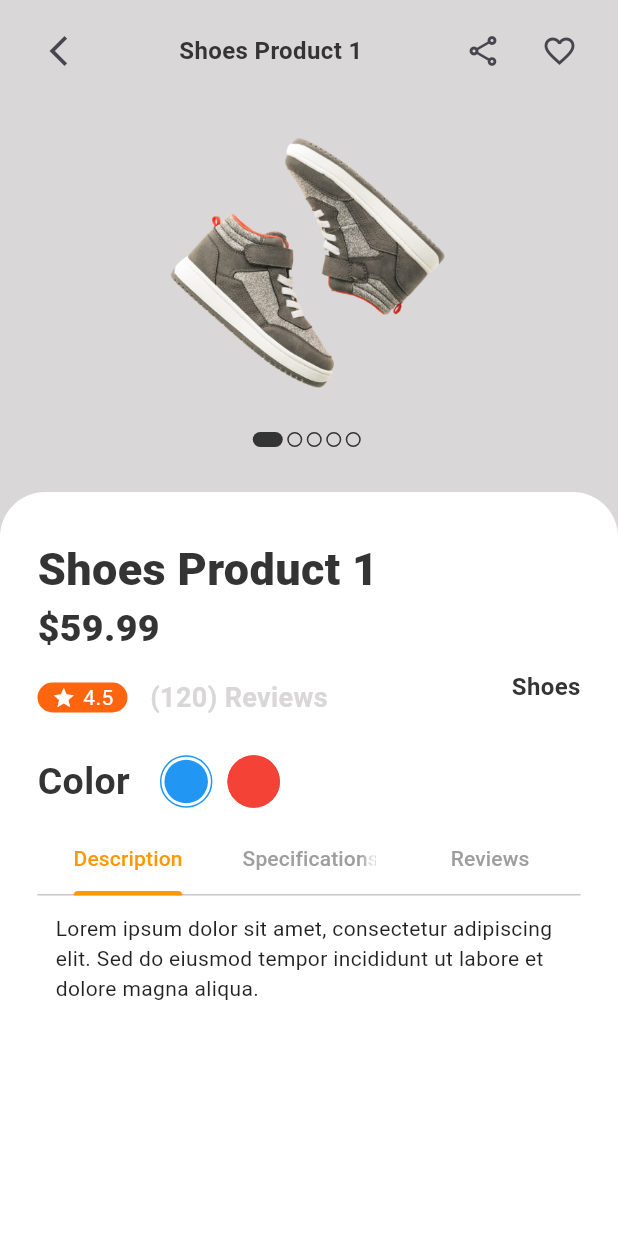
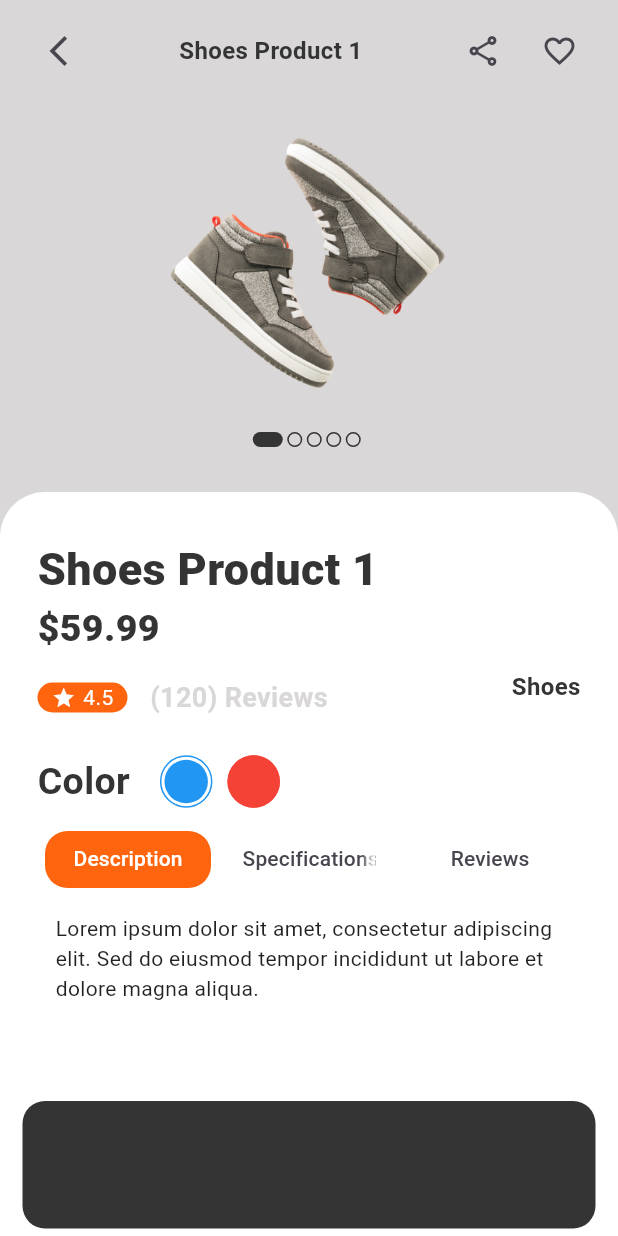
Before and after one commit to IBRHMHMDY/ecommerce_app_provider, a Flutter app: the ProductDetailsScreen screen opened directly with sample values from the repository, on a phone screen of 412 x 824 dp. Run offline on Flutter 3.47's test engine with Material 3 defaults, Android fonts, the phone set to English and light mode, and no system bars.

Commit message:
Improve Tabbar ProductDetails Screen

```diff
--- a/lib/views/products/product_details_screen.dart
+++ b/lib/views/products/product_details_screen.dart
@@ -1,5 +1,6 @@
 import 'package:ecommerce_app_provider/core/constants.dart';
 import 'package:ecommerce_app_provider/models/product_model.dart';
+import 'package:ecommerce_app_provider/views/products/widgets/add_to_cart_button.dart';
 import 'package:ecommerce_app_provider/views/products/widgets/app_bar_product_details.dart';
 import 'package:ecommerce_app_provider/views/products/widgets/carousel_product_images.dart';
 import 'package:ecommerce_app_provider/views/products/widgets/row_info.dart';
@@ -148,6 +149,8 @@ class _ProductDetailsScreenState extends State<ProductDetailsScreen> {
           ],
         ),
       ),
+      floatingActionButton: AddToCartButton(product: widget.product,),
+      floatingActionButtonLocation: FloatingActionButtonLocation.centerDocked,
     );
   }
 }
--- /dev/null
+++ b/lib/views/products/widgets/add_to_cart_button.dart
@@ -0,0 +1,33 @@
+import 'package:ecommerce_app_provider/core/constants.dart';
+import 'package:ecommerce_app_provider/models/product_model.dart';
+import 'package:flutter/material.dart';
+
+class AddToCartButton extends StatelessWidget {
+  final ProductModel product;
+  const AddToCartButton({super.key, required this.product});
+
+  @override
+  Widget build(BuildContext context) {
+    return Padding(
+      padding: EdgeInsets.symmetric(horizontal: 15,vertical: 5),
+      child: Container(
+        height: 85,
+        width: double.infinity,
+        decoration: BoxDecoration(
+          color: AppColors.textDark,
+          borderRadius: BorderRadius.circular(15),
+        ),
+        child: Row(
+          mainAxisAlignment: MainAxisAlignment.spaceAround,
+          children: [
+            Container(),
+            GestureDetector(
+              onTap: (){},
+              child: Container(),
+            )
+          ],
+        ),
+      ),
+    );
+  }
+}
--- a/lib/views/products/widgets/tab_product_details.dart
+++ b/lib/views/products/widgets/tab_product_details.dart
@@ -1,8 +1,9 @@
+import 'package:ecommerce_app_provider/core/constants.dart';
 import 'package:flutter/material.dart';
 
 class TabProductDetails extends StatelessWidget {
   const TabProductDetails({super.key});
-
+  final int currentTab = 0;
   @override
   Widget build(BuildContext context) {
     return DefaultTabController(
@@ -11,9 +12,14 @@ class TabProductDetails extends StatelessWidget {
         mainAxisAlignment: MainAxisAlignment.start,
         children: [
           TabBar(
-            labelColor: Colors.orange,
-            unselectedLabelColor: Colors.grey,
-            indicatorColor: Colors.orange,
+            indicatorPadding: EdgeInsets.all(5),
+            indicatorSize: TabBarIndicatorSize.tab,
+            labelColor: Colors.white,
+            indicator: BoxDecoration(
+              color: AppColors.primaryColor,
+              borderRadius: BorderRadius.circular(15),
+            ),
+            dividerColor: Colors.transparent,
             tabs: [
               Tab(text: "Description"),
               Tab(text: "Specifications"),
```
